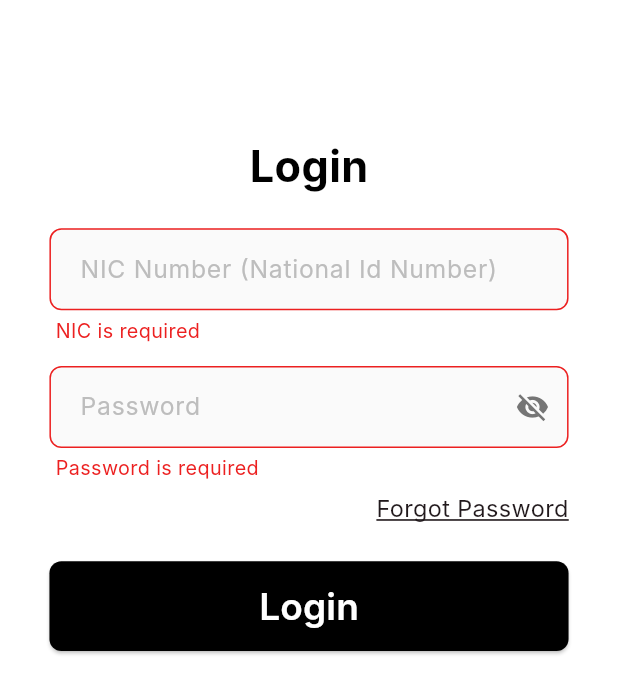
After one commit to hxshan/Pet_Owner_Mobile, a Flutter app: the LoginPage screen opened by its route, after a tap on "Login", on a phone screen of 412 x 824 dp. The commit adds this screen. Shown: the top 694 px of the screen. Run offline on Flutter 3.47's test engine with Material 3 defaults, Android fonts, the phone set to English and light mode, and no system bars; our stand-ins replace device_preview, go_router; Roboto replaces fonts that are missing (Inter).

Commit message:
Login page

```diff
--- /dev/null
+++ b/lib/pages/login_page.dart
@@ -0,0 +1,319 @@
+import 'package:flutter/gestures.dart';
+import 'package:flutter/material.dart';
+import 'package:go_router/go_router.dart';
+import 'package:pet_owner_mobile/theme/app_colors.dart';
+import 'package:pet_owner_mobile/theme/button_styles.dart';
+
+class LoginPage extends StatefulWidget {
+  const LoginPage({super.key});
+
+  @override
+  State<LoginPage> createState() => _RegistrationPageState();
+}
+
+class _RegistrationPageState extends State<LoginPage> {
+  final TextEditingController nicController = TextEditingController();
+  final TextEditingController passwordController = TextEditingController();
+
+  bool isTermsAccepted = false;
+
+  // Password visibility toggles
+  bool isPasswordVisible = false;
+
+  // Error messages
+  String? nicError;
+  String? passwordError;
+
+  @override
+  void dispose() {
+    nicController.dispose();
+    passwordController.dispose();
+    super.dispose();
+  }
+
+  // Submit form
+  void validateAndSubmit() {
+    setState(() {
+      // Reset all errors
+      nicError = null;
+      passwordError = null;
+
+      // Validate email
+      if (nicController.text.isEmpty) {
+        nicError = 'NIC is required';
+      }
+
+      if (passwordController.text.isEmpty) {
+        passwordError = 'Password is required';
+      }
+    });
+
+    // Check if all fields are valid
+    if (nicError == null && passwordError == null) {
+      ScaffoldMessenger.of(context).showSnackBar(
+        const SnackBar(
+          content: Text('Signed In successfully!'),
+          backgroundColor: Colors.green,
+        ),
+      );
+
+      context.pushNamed('AnimalInfoPage');
+    }
+  }
+
+  @override
+  Widget build(BuildContext context) {
+    final sw = MediaQuery.of(context).size.width;
+    final sh = MediaQuery.of(context).size.height;
+
+    return Scaffold(
+      backgroundColor: Colors.white,
+      body: SingleChildScrollView(
+        child: Padding(
+          padding: EdgeInsets.symmetric(
+            vertical: sh * 0.08,
+            horizontal: sw * 0.08,
+          ),
+          child: Column(
+            children: [
+              // Form Section
+              Column(
+                crossAxisAlignment: CrossAxisAlignment.start,
+                children: [
+                  SizedBox(height: sh * 0.03),
+                  // Account Info Header
+                  Center(
+                    child: Text(
+                      'Login',
+                      style: TextStyle(
+                        fontSize: sw * 0.07,
+                        fontWeight: FontWeight.w700,
+                        color: Colors.black,
+                      ),
+                    ),
+                  ),
+                  SizedBox(height: sh * 0.025),
+
+                  // Email Field
+                  _buildTextField(
+                    context,
+                    'NIC Number (National Id Number)',
+                    sw,
+                    sh,
+                    nicController,
+                    nicError,
+                  ),
+                  SizedBox(height: sh * 0.02),
+
+                  // Password Field
+                  _buildPasswordField(
+                    context,
+                    'Password',
+                    sw,
+                    sh,
+                    passwordController,
+                    passwordError,
+                    isPasswordVisible,
+                    () {
+                      setState(() {
+                        isPasswordVisible = !isPasswordVisible;
+                      });
+                    },
+                  ),
+                  SizedBox(height: sh * 0.01),
+
+                  Align(
+                    alignment: Alignment.centerRight,
+                    child: Text(
+                      'Forgot Password',
+                      style: TextStyle(
+                        fontSize: sw * 0.038,
+                        fontWeight: FontWeight.w400,
+                        decoration: TextDecoration.underline,
+                      ),
+                    ),
+                  ),
+
+                  SizedBox(height: sh * 0.03),
+
+                  // Get Started Button
+                  SizedBox(
+                    width: sw,
+                    child: ElevatedButton(
+                      onPressed: validateAndSubmit,
+                      style: AppButtonStyles.blackButton(context),
+                      child: Text(
+                        'Login',
+                        style: TextStyle(
+                          fontSize: sw * 0.06,
+                          fontWeight: FontWeight.w600,
+                        ),
+                      ),
+                    ),
+                  ),
+                  SizedBox(height: sh * 0.03),
+                ],
+              ),
+            ],
+          ),
+        ),
+      ),
+    );
+  }
+
+  Widget _buildTextField(
+    BuildContext context,
+    String hint,
+    double sw,
+    double sh,
+    TextEditingController controller,
+    String? errorText,
+  ) {
+    return Column(
+      crossAxisAlignment: CrossAxisAlignment.start,
+      children: [
+        TextField(
+          controller: controller,
+          keyboardType: TextInputType.emailAddress,
+          style: TextStyle(fontSize: sw * 0.04),
+          decoration: InputDecoration(
+            hintText: hint,
+            hintStyle: TextStyle(color: Colors.grey[400], fontSize: sw * 0.04),
+            filled: true,
+            fillColor: Colors.grey[50],
+            contentPadding: EdgeInsets.symmetric(
+              horizontal: sw * 0.04,
+              vertical: sh * 0.018,
+            ),
+            border: OutlineInputBorder(
+              borderRadius: BorderRadius.circular(8),
+              borderSide: BorderSide(
+                color: errorText != null
+                    ? AppColors.errorMessage
+                    : Colors.grey[300]!,
+                width: 1,
+              ),
+            ),
+            enabledBorder: OutlineInputBorder(
+              borderRadius: BorderRadius.circular(8),
+              borderSide: BorderSide(
+                color: errorText != null
+                    ? AppColors.errorMessage
+                    : Colors.grey[300]!,
+                width: 1,
+              ),
+            ),
+            focusedBorder: OutlineInputBorder(
+              borderRadius: BorderRadius.circular(8),
+              borderSide: BorderSide(
+                color: errorText != null
+                    ? AppColors.errorMessage
+                    : AppColors.mainColor,
+                width: 1.5,
+              ),
+            ),
+          ),
+        ),
+        // Error message
+        SizedBox(
+          height: sh * 0.025,
+          child: errorText != null
+              ? Padding(
+                  padding: EdgeInsets.only(top: sh * 0.005, left: sw * 0.01),
+                  child: Text(
+                    errorText,
+                    style: TextStyle(
+                      color: AppColors.errorMessage,
+                      fontSize: sw * 0.032,
+                    ),
+                  ),
+                )
+              : null,
+        ),
+      ],
+    );
+  }
+
+  Widget _buildPasswordField(
+    BuildContext context,
+    String hint,
+    double sw,
+    double sh,
+    TextEditingController controller,
+    String? errorText,
+    bool isVisible,
+    VoidCallback onToggleVisibility,
+  ) {
+    return Column(
+      crossAxisAlignment: CrossAxisAlignment.start,
+      children: [
+        TextField(
+          controller: controller,
+          obscureText: !isVisible,
+          style: TextStyle(fontSize: sw * 0.04),
+          decoration: InputDecoration(
+            hintText: hint,
+            hintStyle: TextStyle(color: Colors.grey[400], fontSize: sw * 0.04),
+            filled: true,
+            fillColor: Colors.grey[50],
+            contentPadding: EdgeInsets.symmetric(
+              horizontal: sw * 0.04,
+              vertical: sh * 0.018,
+            ),
+            suffixIcon: IconButton(
+              icon: Icon(
+                isVisible ? Icons.visibility : Icons.visibility_off,
+                color: Colors.grey[600],
+                size: sw * 0.055,
+              ),
+              onPressed: onToggleVisibility,
+            ),
+            border: OutlineInputBorder(
+              borderRadius: BorderRadius.circular(8),
+              borderSide: BorderSide(
+                color: errorText != null
+                    ? AppColors.errorMessage
+                    : Colors.grey[300]!,
+                width: 1,
+              ),
+            ),
+            enabledBorder: OutlineInputBorder(
+              borderRadius: BorderRadius.circular(8),
+              borderSide: BorderSide(
+                color: errorText != null
+                    ? AppColors.errorMessage
+                    : Colors.grey[300]!,
+                width: 1,
+              ),
+            ),
+            focusedBorder: OutlineInputBorder(
+              borderRadius: BorderRadius.circular(8),
+              borderSide: BorderSide(
+                color: errorText != null
+                    ? AppColors.errorMessage
+                    : AppColors.mainColor,
+                width: 1.5,
+              ),
+            ),
+          ),
+        ),
+        // Error message
+        SizedBox(
+          height: sh * 0.025,
+          child: errorText != null
+              ? Padding(
+                  padding: EdgeInsets.only(top: sh * 0.005, left: sw * 0.01),
+                  child: Text(
+                    errorText,
+                    style: TextStyle(
+                      color: AppColors.errorMessage,
+                      fontSize: sw * 0.032,
+                    ),
+                  ),
+                )
+              : null,
+        ),
+      ],
+    );
+  }
+}
--- a/lib/routes/router.dart
+++ b/lib/routes/router.dart
@@ -3,6 +3,7 @@ import 'package:go_router/go_router.dart';
 import 'package:pet_owner_mobile/pages/account_info_page.dart';
 import 'package:pet_owner_mobile/pages/animal_info_page.dart';
 import 'package:pet_owner_mobile/pages/get_started_page.dart';
+import 'package:pet_owner_mobile/pages/login_page.dart';
 import 'package:pet_owner_mobile/pages/personal_info_page.dart';
 import 'package:pet_owner_mobile/pages/splash_page.dart';
 import 'package:pet_owner_mobile/pages/welcome_page.dart';
@@ -38,6 +39,12 @@ final GoRouter appRouter = GoRouter(
       path: '/accountinfo',
       name: 'AccountInfoPage',
       builder: (context, state) => const AccountInfoPage(),
+    ),
+
+    GoRoute(
+      path: '/login',
+      name: 'LoginPage',
+      builder: (context, state) => const LoginPage(),
     ),
 
     GoRoute(
```
